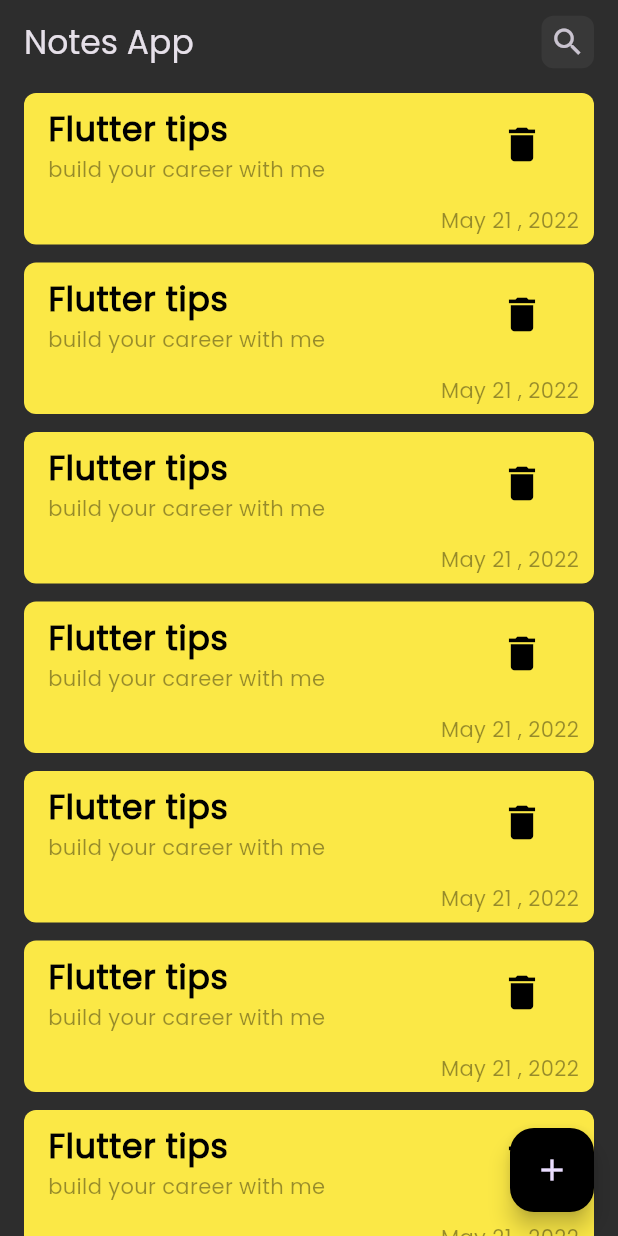
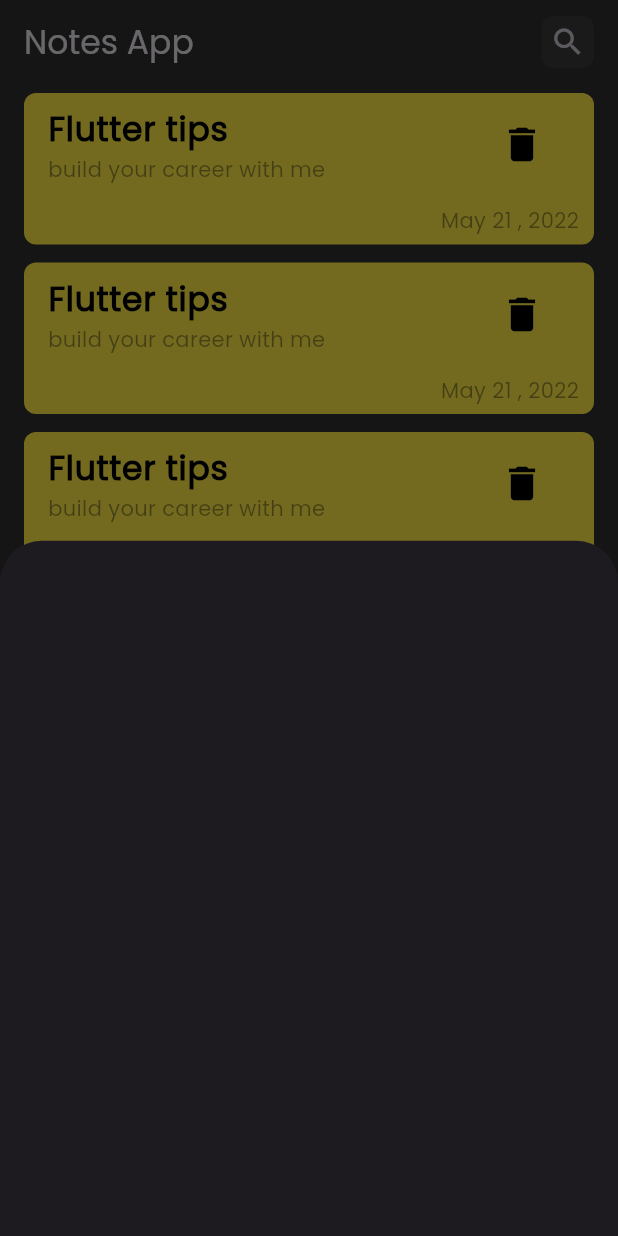
Before and after one commit to mustafa-ahmed-000/notes_app, a Flutter app: the screen it shows after launch, after a tap on the "add" icon, on a phone screen of 412 x 824 dp. Run offline on Flutter 3.47's test engine with Material 3 defaults, Android fonts, the phone set to English and light mode, and no system bars.

Commit message:
modal bottom sheet

```diff
--- a/lib/main.dart
+++ b/lib/main.dart
@@ -14,7 +14,7 @@ class NotesApp extends StatelessWidget {
       debugShowCheckedModeBanner: false,
       theme: ThemeData(
           brightness: Brightness.dark,
-          scaffoldBackgroundColor: Color(0xff2D2D2D),
+          scaffoldBackgroundColor: const Color(0xff2D2D2D),
           fontFamily: "Poppins"),
       home: HomeScreen(),
     );
--- a/lib/screens/home_screen.dart
+++ b/lib/screens/home_screen.dart
@@ -1,22 +1,31 @@
 import 'package:flutter/material.dart';
+import 'package:notes_app/widgets/add_note_bottom_sheet.dart';
 import 'package:notes_app/widgets/custom_app_bar.dart';
 import 'package:notes_app/widgets/note_screen_body.dart';
 
 class HomeScreen extends StatelessWidget {
+  const HomeScreen({super.key});
+
   @override
   Widget build(BuildContext context) {
     return Scaffold(
         floatingActionButton: FloatingActionButton(
-          onPressed: () {},
+          onPressed: () {
+            showModalBottomSheet(
+                context: context,
+                builder: (context) {
+                  return const AddNoteBottomSheet();
+                });
+          },
+          backgroundColor: Colors.black,
           child: const Icon(Icons.add),
-          backgroundColor: Colors.black,
         ),
         appBar: AppBar(
-          backgroundColor: Color(0xff2D2D2D),
-          title: Text('Notes App'),
-          actions: [CustomAppBar()],
+          backgroundColor: const Color(0xff2D2D2D),
+          title: const Text('Notes App'),
+          actions: const [CustomAppBar()],
         ),
-        body: NoteScreenBody()
+        body: const NoteScreenBody()
         // No need to set backgroundColor here. Let the theme control it.
         );
   }
--- /dev/null
+++ b/lib/widgets/add_note_bottom_sheet.dart
@@ -0,0 +1,10 @@
+import 'package:flutter/material.dart';
+
+class AddNoteBottomSheet extends StatelessWidget {
+  const AddNoteBottomSheet({super.key});
+
+  @override
+  Widget build(BuildContext context) {
+    return Container();
+  }
+}
--- a/lib/widgets/custom_app_bar.dart
+++ b/lib/widgets/custom_app_bar.dart
@@ -12,7 +12,7 @@ class CustomAppBar extends StatelessWidget {
       decoration: BoxDecoration(
           borderRadius: BorderRadius.circular(8),
           color: Colors.white.withOpacity(0.05)),
-      child: Icon(Icons.search),
+      child: const Icon(Icons.search),
     );
   }
 }
--- a/lib/widgets/note_item.dart
+++ b/lib/widgets/note_item.dart
@@ -8,15 +8,15 @@ class NoteItem extends StatelessWidget {
     final Size size = MediaQuery.sizeOf(context);
     final double height = size.height;
     return Container(
-      margin: EdgeInsets.symmetric
+      margin: const EdgeInsets.symmetric
       (vertical: 6, horizontal: 16),
       decoration: BoxDecoration(
-          color: Color(0xffFBE846), borderRadius: BorderRadius.circular(8)),
+          color: const Color(0xffFBE846), borderRadius: BorderRadius.circular(8)),
       child: Column(
         crossAxisAlignment: CrossAxisAlignment.end,
         children: [
           ListTile(
-            title: Text(
+            title: const Text(
               "Flutter tips",
               style: TextStyle(
                   color: Colors.black,
@@ -32,7 +32,7 @@ class NoteItem extends StatelessWidget {
             ),
             trailing: IconButton(
                 onPressed: () {},
-                icon: Icon(
+                icon: const Icon(
                   Icons.delete,
                   color: Colors.black,
                   size: 30,
--- a/lib/widgets/note_screen_body.dart
+++ b/lib/widgets/note_screen_body.dart
@@ -7,6 +7,6 @@ class NoteScreenBody extends StatelessWidget {
 
   @override
   Widget build(BuildContext context) {
-    return NotesListView();
+    return const NotesListView();
   }
 }
--- a/lib/widgets/notes_list_view.dart
+++ b/lib/widgets/notes_list_view.dart
@@ -11,7 +11,7 @@ class NotesListView extends StatelessWidget {
     return ListView.builder(
         itemCount: 20,
         itemBuilder: (context, index) {
-          return NoteItem();
+          return const NoteItem();
         });
   }
 }
```
Also changed, not shown: 1 other file.
